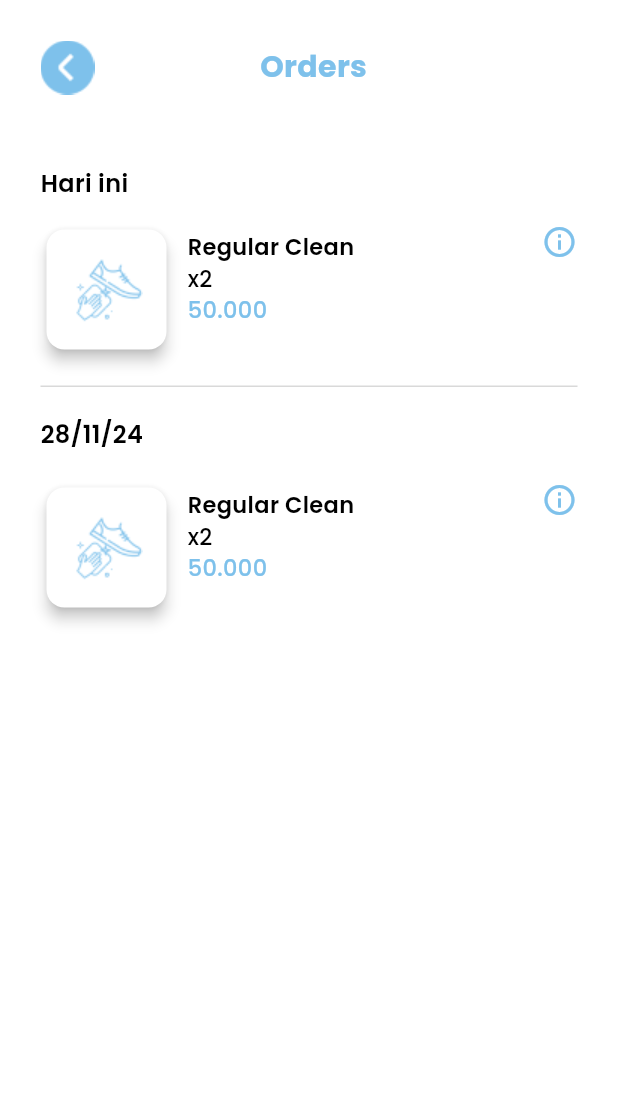
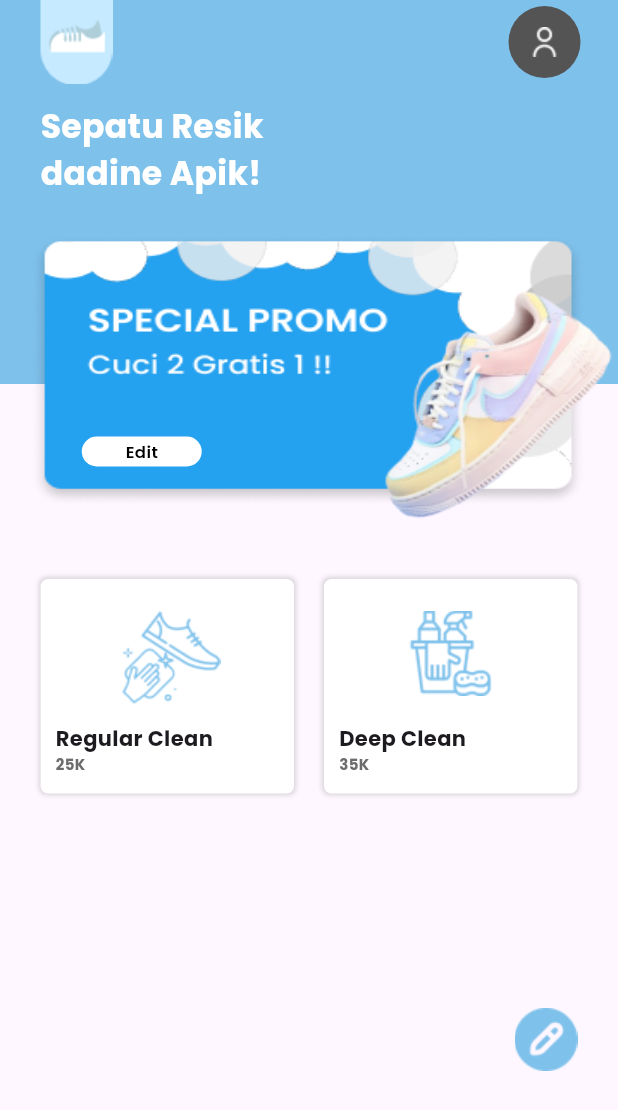
Before and after one commit to bawwaz/SeatuErsih-Admin-, a Flutter app: the screen it shows after launch, on a phone screen of 412 x 824 dp. Shown: the top 1110 px of the screen. Run offline on Flutter 3.47's test engine with Material 3 defaults, Android fonts, the phone set to English and light mode, and no system bars; our stand-ins replace google_fonts.

Commit message:
style: [DNA] add ui home page

```diff
--- a/lib/main.dart
+++ b/lib/main.dart
@@ -1,6 +1,7 @@
 import 'package:flutter/material.dart';
 import 'package:seatu_ersih_admin/view/edit_banner_page/edit_banner_view.dart';
 import 'package:seatu_ersih_admin/view/edit_card_page/edit_card_view.dart';
+import 'package:seatu_ersih_admin/view/home_page/HomepageView.dart';
 import 'package:seatu_ersih_admin/view/order_detail_page/order_detail_view.dart';
 import 'package:seatu_ersih_admin/view/order_list_page/order_list_view.dart';
 
@@ -19,7 +20,7 @@ class MyApp extends StatelessWidget {
         colorScheme: ColorScheme.fromSeed(seedColor: Colors.deepPurple),
         useMaterial3: true,
       ),
-      home: const OrderListView(),
+      home: const HomePage(),
     );
   }
 }
--- /dev/null
+++ b/lib/view/home_page/HomepageView.dart
@@ -0,0 +1,65 @@
+import 'package:flutter/material.dart';
+import 'package:seatu_ersih_admin/widget/Homepage/HomepageBody.dart';
+
+class HomePage extends StatelessWidget {
+  const HomePage({Key? key});
+
+  @override
+  Widget build(BuildContext context) {
+    return Scaffold(
+      appBar: AppBar(
+        automaticallyImplyLeading: false,
+        backgroundColor: Color(0xFF7EC1EB),
+        title: Padding(
+          padding: const EdgeInsets.only(left: 10.0),
+          child: Image(image: AssetImage('assets/img/icon.png')),
+        ),
+        actions: [
+          Padding(
+            padding: const EdgeInsets.only(right: 25.0),
+            child: Stack(
+              children: [
+                InkWell(
+                  onTap: () {},
+                  child: Container(
+                    height: 48,
+                    width: 48,
+                    decoration: BoxDecoration(
+                      borderRadius: BorderRadius.circular(30),
+                      color: Color(0xff545454),
+                    ),
+                  ),
+                ),
+                Padding(
+                  padding: const EdgeInsets.only(top: 14.0, left: 14),
+                  child: Image(image: AssetImage('assets/img/user.png')),
+                )
+              ],
+            ),
+          ),
+        ],
+      ),
+      body: Stack(
+        children: [
+          Column(
+            children: [
+              HomeBody(),
+            ],
+          ),
+          Positioned(
+            bottom: 110,
+            right: 27,
+            child: InkWell(
+              onTap: () {
+                print("123");
+              },
+              child: Image.asset(
+                "assets/img/pen-edit.png",
+              ),
+            ),
+          ),
+        ],
+      ),
+    );
+  }
+}
--- /dev/null
+++ b/lib/widget/Homepage/Banner.dart
@@ -0,0 +1,46 @@
+import 'package:flutter/material.dart';
+import 'package:google_fonts/google_fonts.dart';
+
+class BannerCard extends StatelessWidget {
+  const BannerCard({super.key});
+
+  @override
+  Widget build(BuildContext context) {
+    return Stack(
+      children: [
+        Container(
+          width: MediaQuery.of(context).size.width,
+          height: 200,
+          decoration: BoxDecoration(
+            image: DecorationImage(
+              image: AssetImage('assets/img/banner.png'),
+              fit: BoxFit.fill,
+            ),
+          ),
+        ),
+        Positioned(
+          bottom: 45,
+          left: 35,
+          child: Container(
+            width: 80,
+            height: 20,
+            decoration: BoxDecoration(
+              color: Color(0xFFFFFFFF),
+              borderRadius: BorderRadius.circular(10),
+            ),
+            child: Center(
+              child: Text(
+                'Edit',
+                style: GoogleFonts.poppins(
+                  color: Colors.black,
+                  fontWeight: FontWeight.w600,
+                  fontSize: 11,
+                ),
+              ),
+            ),
+          ),
+        ),
+      ],
+    );
+  }
+}
--- /dev/null
+++ b/lib/widget/Homepage/HomepageBar.dart
@@ -0,0 +1,41 @@
+import 'package:flutter/material.dart';
+import 'package:flutter/widgets.dart';
+
+class AppbarHome extends StatelessWidget {
+  const AppbarHome({super.key});
+
+  @override
+  Widget build(BuildContext context) {
+    return Stack(children: [
+      Container(
+        height: 68,
+        width: MediaQuery.sizeOf(context).width,
+        decoration: BoxDecoration(
+          color: Color(0xfff7EC1EB),
+        ),
+      ),
+      Row(
+        children: [
+          Padding(
+            padding: const EdgeInsets.only(left: 25.0),
+            child: Image(image: AssetImage('assets/img/icon.png')),
+          ),
+          SizedBox(
+            width: MediaQuery.sizeOf(context).width / 1.6,
+          ),
+          Padding(
+            padding: const EdgeInsets.only(top: 4),
+            child: Container(
+              height: 48,
+              width: 48,
+              decoration: BoxDecoration(
+                borderRadius: BorderRadius.circular(30),
+                color: Color(0xff545454),
+              ),
+            ),
+          )
+        ],
+      ),
+    ]);
+  }
+}
--- /dev/null
+++ b/lib/widget/Homepage/HomepageBody.dart
@@ -0,0 +1,57 @@
+import 'package:flutter/material.dart';
+import 'package:flutter/widgets.dart';
+import 'package:google_fonts/google_fonts.dart';
+import 'package:seatu_ersih_admin/widget/Homepage/Banner.dart';
+import 'package:seatu_ersih_admin/widget/Homepage/ProductsContainer.dart';
+
+class HomeBody extends StatelessWidget {
+  const HomeBody({Key? key});
+
+  @override
+  Widget build(BuildContext context) {
+    return Column(
+      crossAxisAlignment: CrossAxisAlignment.start,
+      children: [
+        Stack(children: [
+          Container(
+            height: 200,
+            width: double.infinity,
+            color: Color(0xFF7EC1EB),
+            padding: const EdgeInsets.symmetric(horizontal: 27, vertical: 13),
+            child: Column(
+              crossAxisAlignment: CrossAxisAlignment.start,
+              children: [
+                Text(
+                  'Sepatu Resik',
+                  style: GoogleFonts.poppins(
+                    fontSize: 22,
+                    fontWeight: FontWeight.bold,
+                    color: Colors.white,
+                  ),
+                ),
+                Text(
+                  'dadine Apik!',
+                  style: GoogleFonts.poppins(
+                    fontSize: 22,
+                    fontWeight: FontWeight.bold,
+                    color: Colors.white,
+                  ),
+                ),
+              ],
+            ),
+          ),
+          Center(
+            child: Padding(
+              padding: const EdgeInsets.only(top: 100, left: 19.5),
+              child: BannerCard(),
+            ),
+          ),
+        ]),
+        SizedBox(
+          height: 30,
+        ),
+        Center(child: Products())
+      ],
+    );
+  }
+}
--- /dev/null
+++ b/lib/widget/Homepage/Homepagebtm.dart
@@ -0,0 +1,33 @@
+import 'package:flutter/material.dart';
+
+class Homebtm extends StatelessWidget {
+  const Homebtm({super.key});
+
+  @override
+  Widget build(BuildContext context) {
+    return Center(
+      child: Container(
+        height: 67,
+        width: MediaQuery.of(context).size.width * 0.8,
+        decoration: BoxDecoration(
+          color: Color(0xFF7EC1EB),
+          borderRadius: BorderRadius.circular(20),
+        ),
+        child: Row(
+          mainAxisAlignment: MainAxisAlignment.spaceEvenly,
+          children: [
+            Image(
+              image: AssetImage('assets/img/home.png'),
+            ),
+            Image(
+              image: AssetImage('assets/img/history.png'),
+            ),
+            Image(
+              image: AssetImage('assets/img/dryer.png'),
+            ),
+          ],
+        ),
+      ),
+    );
+  }
+}
--- /dev/null
+++ b/lib/widget/Homepage/ProductsContainer.dart
@@ -0,0 +1,119 @@
+import 'package:flutter/material.dart';
+import 'package:google_fonts/google_fonts.dart';
+
+class Products extends StatelessWidget {
+  const Products({super.key});
+
+  @override
+  Widget build(BuildContext context) {
+    return Center(
+      child: Row(
+        mainAxisAlignment: MainAxisAlignment.center,
+        children: [
+          Container(
+            height: 143,
+            width: MediaQuery.sizeOf(context).width * 0.41,
+            decoration: BoxDecoration(
+                color: Colors.white,
+                borderRadius: BorderRadius.circular(5),
+                boxShadow: [
+                  BoxShadow(
+                    color: Color(0x26000000),
+                    blurRadius: 2,
+                    offset: Offset(0, 0),
+                    spreadRadius: 1,
+                  ),
+                ]),
+            child: Column(
+              children: [
+                Padding(
+                  padding: const EdgeInsets.only(top: 15.0),
+                  child: Image.asset('assets/img/Group 120.png'),
+                ),
+                Expanded(
+                  child: Align(
+                    alignment: Alignment.bottomLeft,
+                    child: Padding(
+                      padding: const EdgeInsets.only(left: 10.0, bottom: 13.0),
+                      child: Column(
+                        crossAxisAlignment: CrossAxisAlignment.start,
+                        mainAxisSize: MainAxisSize.min,
+                        children: [
+                          Text(
+                            'Regular Clean',
+                            style: GoogleFonts.poppins(
+                                fontWeight: FontWeight.bold),
+                          ),
+                          Text(
+                            '25K',
+                            style: GoogleFonts.poppins(
+                                fontWeight: FontWeight.bold,
+                                color: Color(0xff6C6C6C),
+                                fontSize: 10),
+                          ),
+                        ],
+                      ),
+                    ),
+                  ),
+                ),
+              ],
+            ),
+          ),
+          Padding(
+            padding: const EdgeInsets.only(left: 20.0),
+            child: Container(
+              height: 143,
+              width: MediaQuery.sizeOf(context).width * 0.41,
+              decoration: BoxDecoration(
+                  color: Colors.white,
+                  borderRadius: BorderRadius.circular(5),
+                  boxShadow: [
+                    BoxShadow(
+                      color: Color(0x26000000),
+                      blurRadius: 2,
+                      offset: Offset(0, 0),
+                      spreadRadius: 1,
+                    ),
+                  ]),
+              child: Column(
+                children: [
+                  Padding(
+                    padding: const EdgeInsets.only(top: 21.0),
+                    child: Image.asset('assets/img/cleaning.png'),
+                  ),
+                  Expanded(
+                    child: Align(
+                      alignment: Alignment.bottomLeft,
+                      child: Padding(
+                        padding:
+                            const EdgeInsets.only(left: 10.0, bottom: 13.0),
+                        child: Column(
+                          crossAxisAlignment: CrossAxisAlignment.start,
+                          mainAxisSize: MainAxisSize.min,
+                          children: [
+                            Text(
+                              'Deep Clean',
+                              style: GoogleFonts.poppins(
+                                  fontWeight: FontWeight.bold),
+                            ),
+                            Text(
+                              '35K',
+                              style: GoogleFonts.poppins(
+                                  fontWeight: FontWeight.bold,
+                                  color: Color(0xff6C6C6C),
+                                  fontSize: 10),
+                            ),
+                          ],
+                        ),
+                      ),
+                    ),
+                  ),
+                ],
+              ),
+            ),
+          ),
+        ],
+      ),
+    );
+  }
+}
```
Also changed, not shown: assets/img/pen-edit.png (added).
